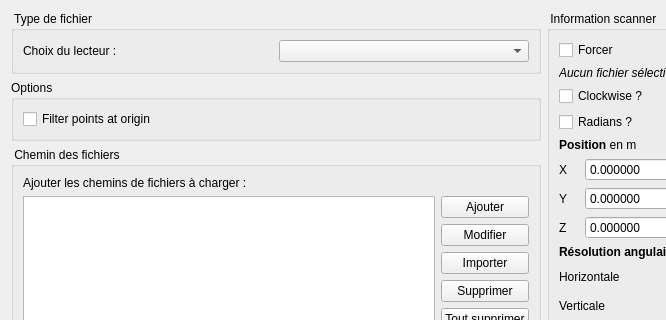
Old version of the form pluginlvox/mk/view/loadfileconfiguration.ui in the repository computree/computree-plugin-lvox; both pictures show x 0 to 666 and y 0 to 320 of the 838 by 630 pixel window.
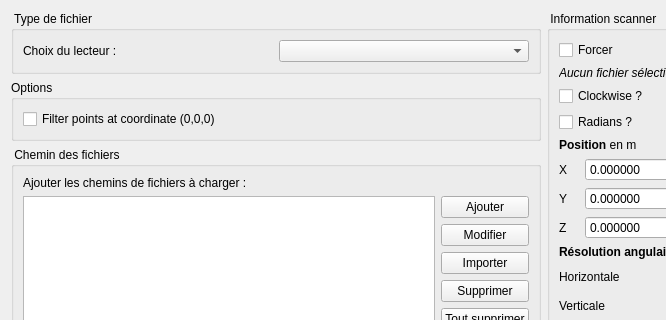
New version of the form.

Commit message:
Clarify option label for filtering
Origin is ambiguous, the user can interpret it as the location of the scanner.
Stating coordinate (0,0,0) is unequivocal.

Patch:
```diff
--- a/pluginlvox/mk/view/loadfileconfiguration.ui
+++ b/pluginlvox/mk/view/loadfileconfiguration.ui
@@ -47,7 +47,7 @@
            <bool>true</bool>
           </property>
           <property name="text">
-           <string>Filter points at origin</string>
+           <string>Filter points at coordinate (0,0,0)</string>
           </property>
          </widget>
         </item>
```
